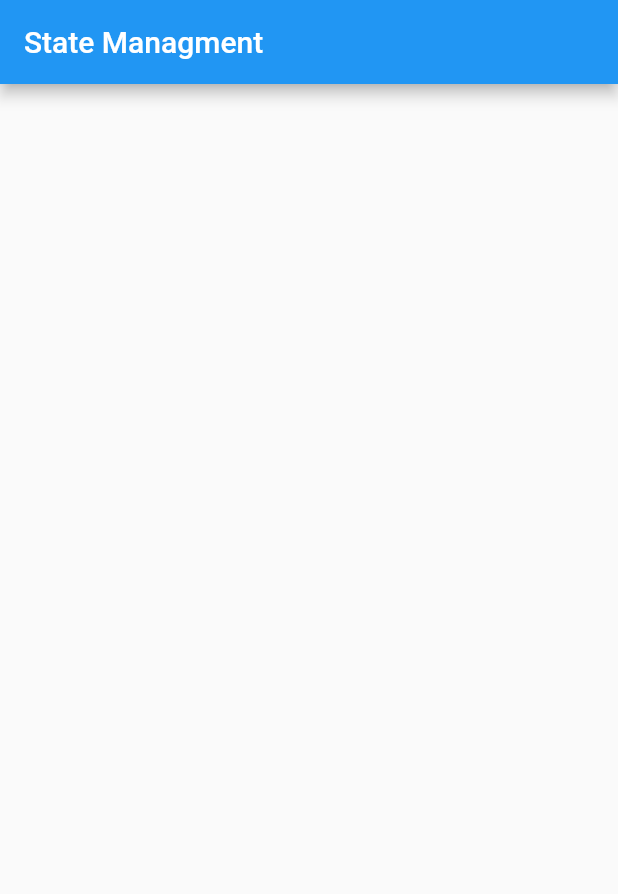
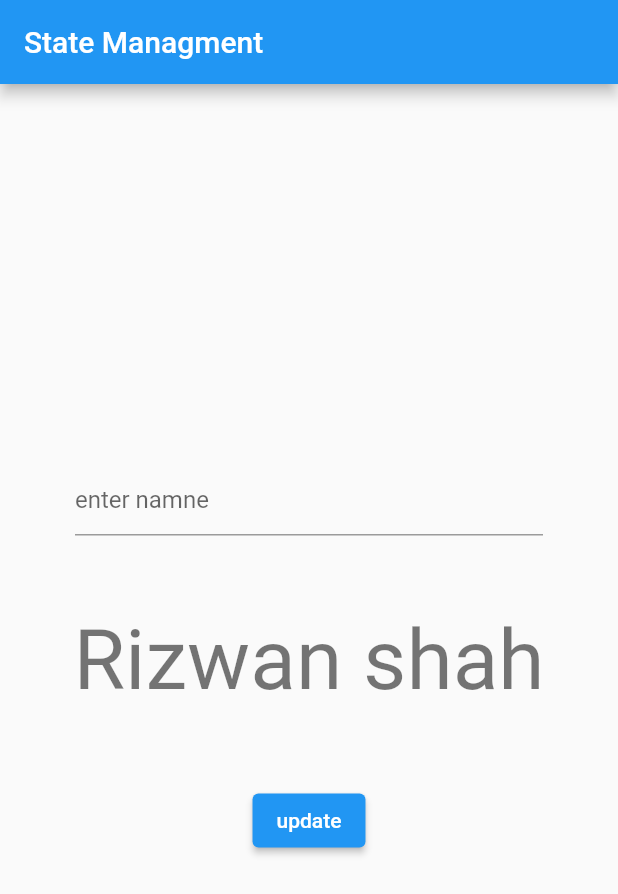
Before and after one commit to rizwanshah123/stateee_managment, a Flutter app: the screen it shows after launch, on a phone screen of 412 x 824 dp. Shown: the top 894 px of the screen. Run offline on Flutter 3.47's test engine with Material 2 defaults, Android fonts, the phone set to English and light mode, and no system bars.

Commit message:
added InheritedWidget Statemanagment in Main.dart

```diff
--- a/lib/main.dart
+++ b/lib/main.dart
@@ -1,4 +1,34 @@
 import 'package:flutter/material.dart';
+
+class MyInheritedWidget extends InheritedWidget {
+  final AppStateWidgetState state;
+
+  const MyInheritedWidget(
+      {super.key, required super.child, required this.state});
+
+  static AppStateWidgetState? of(BuildContext context) =>
+      context.dependOnInheritedWidgetOfExactType<MyInheritedWidget>()?.state;
+  @override
+  bool updateShouldNotify(covariant InheritedWidget oldWidget) => true;
+}
+
+class AppStateWidget extends StatefulWidget {
+  final Widget child;
+  const AppStateWidget({super.key, required this.child});
+
+  @override
+  State<StatefulWidget> createState() => AppStateWidgetState();
+}
+
+class AppStateWidgetState extends State<AppStateWidget> {
+  String user = 'Rizwan shah';
+
+  updateUser(String newUser) => setState(() => user = newUser);
+  @override
+  Widget build(BuildContext context) {
+    return MyInheritedWidget(state: this, child: widget.child);
+  }
+}
 
 void main() {
   runApp(const MyApp());
@@ -10,26 +40,49 @@ class MyApp extends StatelessWidget {
   // This widget is the root of your application.
   @override
   Widget build(BuildContext context) {
-    return MaterialApp(
+    return AppStateWidget(
+      child: MaterialApp(
         title: 'Flutter Demo',
         theme: ThemeData(
           primarySwatch: Colors.blue,
         ),
         home: Home(),
+      ),
     );
   }
 }
 
 class Home extends StatelessWidget {
+ final  TextEditingController _controller = TextEditingController();
   @override
   Widget build(BuildContext context) {
+    var appState = MyInheritedWidget.of(context);
     return Scaffold(
-      appBar:AppBar(
-        title:Text('State Managment')
+        appBar: AppBar(title: const Text('State Managment')),
+        body: Column(
+          mainAxisAlignment: MainAxisAlignment.center,
+          children: [
+            Padding(
+              padding: const EdgeInsets.all(50.0),
+              child: TextFormField(
+                controller: _controller,
+                decoration: const InputDecoration(hintText: 'enter namne '),
               ),
-      body:Column(
-
+            ),
+            Text(
+              appState!.user,
+              style: Theme.of(context).textTheme.displayMedium,
+            ),
+            Padding(
+              padding: const EdgeInsets.all(50.0),
+              child: ElevatedButton(
+                  onPressed: () {
+                    appState.updateUser(_controller.text.toString());
+                    _controller.clear();
+                  },
+                  child: Text('update')),
             )
-    );
+          ],
+        ));
   }
 }
```
Lines whose indentation alone changed are shown as unchanged.
